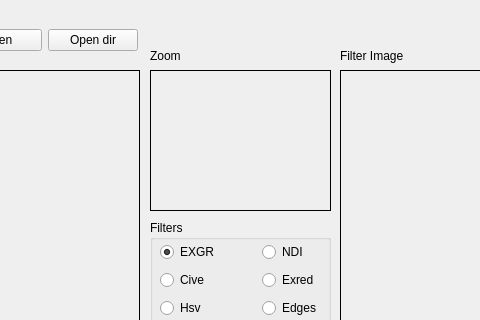
Above: main.ui from zaher88abd/Segmenter before the change; both pictures show x 510 to 990 and y 0 to 320 of the 1499 by 584 pixel window. Below: the same form after it.
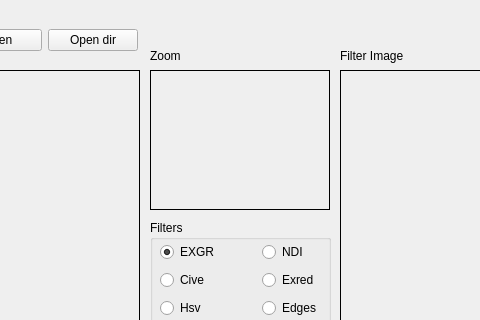
That is the form after the change. Icons and pictures are not drawn.

Commit message: Zoom is Done

The edit to the form file:
```diff
--- a/main.ui
+++ b/main.ui
@@ -584,8 +584,8 @@
     <rect>
      <x>660</x>
      <y>70</y>
-     <width>181</width>
-     <height>141</height>
+     <width>180</width>
+     <height>140</height>
     </rect>
    </property>
    <property name="frameShape">
```
The commit also changes 2 other files.
